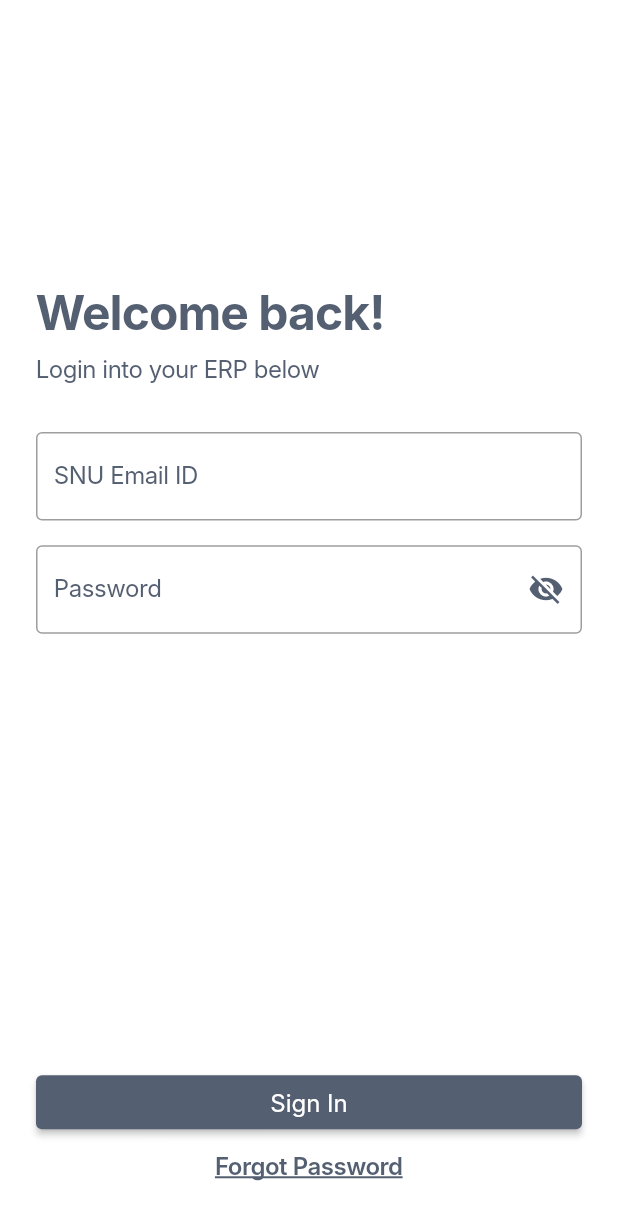
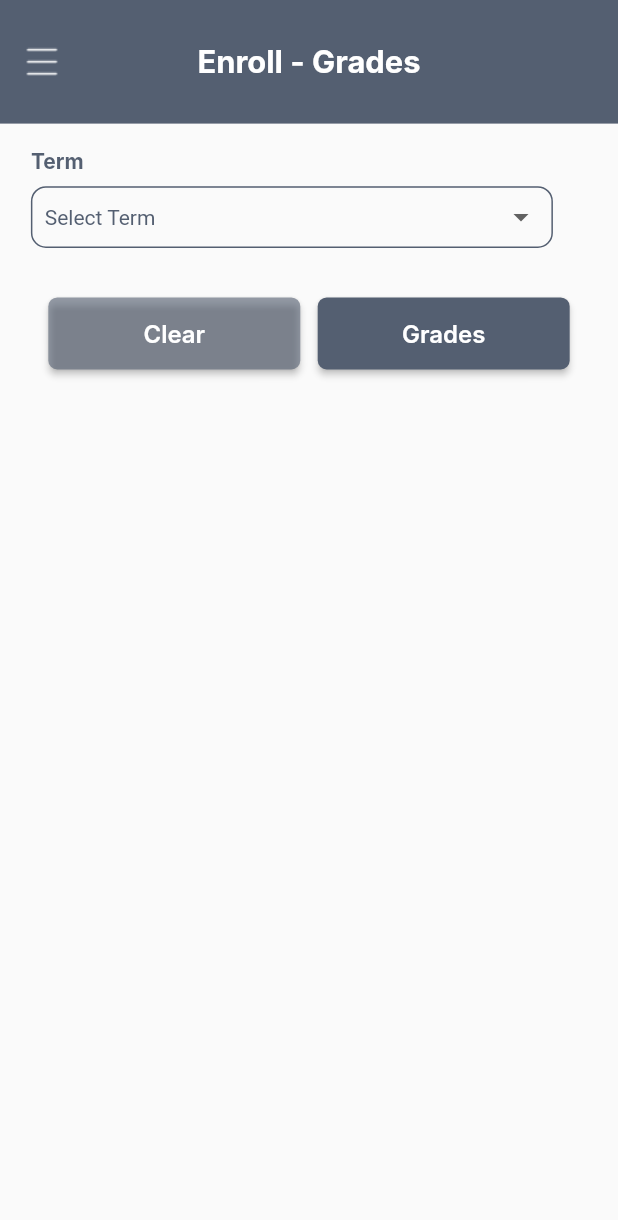
Before and after one commit to d3v1na/erp2-app, a Flutter app: the screen it shows after launch, on a phone screen of 412 x 824 dp. Shown: the top 1220 px of the screen. Run offline on Flutter 3.47's test engine with Material 2 defaults, Android fonts, the phone set to English and light mode, and no system bars; Roboto replaces fonts that are missing (Inter).

Commit message:
grades screen

```diff
--- a/lib/main.dart
+++ b/lib/main.dart
@@ -8,6 +8,7 @@ import 'package:erp2_app/screens/course_details_screen.dart';
 import 'package:erp2_app/models/my_courses.dart';
 import 'package:erp2_app/models/cs_courses.dart';
 import 'package:erp2_app/models/course.dart';
+import 'package:erp2_app/screens/grades.dart';
 
 
 void main() {
@@ -25,7 +26,7 @@ class MyApp extends StatelessWidget {
       theme: ThemeData(
         fontFamily: 'Inter',
       ),
-      home: Welcome(),
+      home: Grades(),
     );
   }
 }
--- /dev/null
+++ b/lib/screens/grades.dart
@@ -0,0 +1,160 @@
+import 'package:flutter/material.dart';
+
+class Grades extends StatefulWidget {
+  const Grades({Key? key}) : super(key: key);
+
+  @override
+  State<Grades> createState() => _GradesState();
+}
+
+class _GradesState extends State<Grades> {
+  String subjectValue = 'Select Term';
+  String courseCareerValue = 'Select Course Career';
+  String courseAttributeValue = 'Select Course Attribute';
+  String attributeValueValue = 'Select Attribute Value';
+  bool openClassesOnlyValue = false;
+  @override
+  Widget build(BuildContext context) {
+    double height = MediaQuery.of(context).size.height;
+    double width = MediaQuery.of(context).size.width;
+
+    return Scaffold(
+      appBar: AppBar(
+        backgroundColor: const Color(0xff545F71),
+        toolbarHeight: height * 0.1,
+        elevation: 0,
+        centerTitle: true,
+        title: Text(
+          "Enroll - Grades",
+          style: TextStyle(
+            color: Colors.white,
+            fontSize: width * 0.05,
+            fontWeight: FontWeight.w700,
+          ),
+        ),
+        leading: IconButton(
+          icon: Image.asset(
+            'assets/notes.png',
+            height: height * 0.5,
+          ),
+          onPressed: () {
+            // Handle icon button click here
+          },
+        ),
+      ),
+      body: Padding(
+        padding: EdgeInsets.symmetric(
+          horizontal: width * 0.05,
+          vertical: height * 0.02,
+        ),
+        child: Column(
+          crossAxisAlignment: CrossAxisAlignment.start,
+          children: [
+          Text(
+            'Term',
+            style: TextStyle(fontSize: 14, fontWeight: FontWeight.w700, color: const Color(0xff545F71)),
+          ),
+          SizedBox(height: height * 0.01),
+          // container for subject with dropdown
+          Container(
+            height: height * 0.05,
+            width: 348,
+            decoration: BoxDecoration(
+              borderRadius: BorderRadius.circular(10),
+              border: Border.all(
+                color: const Color(0xff545F71),
+                width: 1,
+              ),
+            ),
+            child: Padding(
+              padding: EdgeInsets.symmetric(horizontal: width * 0.02),
+              child: DropdownButtonHideUnderline(
+                child: DropdownButton<String>(
+                  value: subjectValue,
+                  icon: const Icon(Icons.arrow_drop_down),
+                  iconSize: 24,
+                  elevation: 16,
+                  style: const TextStyle(color: Colors.black),
+                  onChanged: (String? newValue) {
+                    setState(() {
+                      // dropdownValue = newValue!;
+                      subjectValue = newValue!;
+
+                    });
+                  },
+                  items: <String>['Select Term', 'Monsoon 2021', 'Spring 2022', 'Monsoon 2022', 'Spring 2023']
+                      .map<DropdownMenuItem<String>>((String value) {
+                    return DropdownMenuItem<String>(
+                      value: value,
+                      child: Text(value, style: TextStyle(fontSize: 14, fontWeight: FontWeight.w400, color: const Color(0xff545F71))),
+                    );
+                  }).toList(),
+                ),
+              ),
+            ),
+          ),
+          SizedBox(height: height * 0.02),
+
+
+          SizedBox(height: height * 0.02),
+          Row(
+            //clear and Grades buttons
+            mainAxisAlignment: MainAxisAlignment.spaceEvenly,
+            children: [
+              ElevatedButton(
+                  onPressed: () {
+                    // Handle button click here
+                  },
+                  child: Text(
+                    "Clear",
+                    style: TextStyle(
+                      color: Colors.white,
+                      fontSize: 16,
+                      fontWeight: FontWeight.w600,
+                    ),
+                  ),
+                  style: ElevatedButton.styleFrom(
+                    minimumSize: Size(168, 48),
+                    primary: Color.fromARGB(153, 84, 95, 113),
+                    padding: const EdgeInsets.symmetric(
+                      horizontal: 16,
+                      vertical: 13,
+                    ),
+                    shape: RoundedRectangleBorder(
+                      borderRadius: BorderRadius.circular(6),
+                    ),
+                  ),
+                ),
+              ElevatedButton(
+                  onPressed: () {
+
+                  },
+                  child: Text(
+                    "Grades",
+                    style: TextStyle(
+                      color: Colors.white,
+                      fontSize: 16,
+                      fontWeight: FontWeight.w600,
+                    ),
+                  ),
+                  style: ElevatedButton.styleFrom(
+                    minimumSize: Size(168, 48),
+                    primary: Color.fromARGB(255, 84, 95, 113),
+                    padding: const EdgeInsets.symmetric(
+                      horizontal: 16,
+                      vertical: 13,
+                    ),
+                    shape: RoundedRectangleBorder(
+                      borderRadius: BorderRadius.circular(6),
+                    ),
+                  ),
+                ),
+            ],
+
+          )
+
+        ]),
+      ),
+    );
+  }
+}
```
Also changed, not shown: pubspec.lock.
